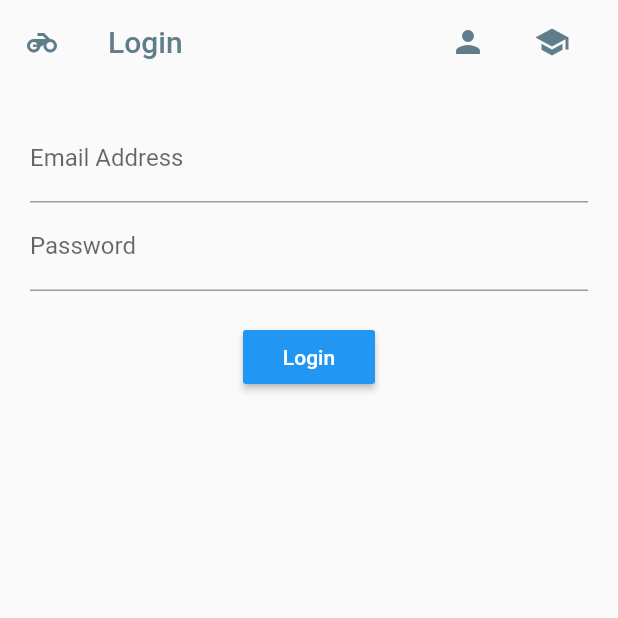
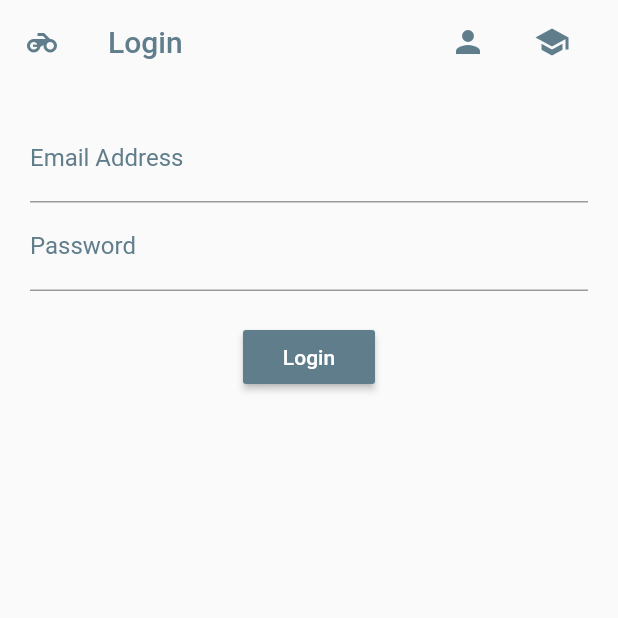
Before and after one commit to gbmahili/Flutter-Login-BLOC, a Flutter app: the screen it shows after launch, on a phone screen of 412 x 824 dp, the top half of it. Run offline on Flutter 3.47's test engine with Material 2 defaults, Android fonts, the phone set to English and light mode, and no system bars.

Commit message:
Added secureText and changed color of the input hints

```diff
--- a/lib/src/screens/login_screen.dart
+++ b/lib/src/screens/login_screen.dart
@@ -52,6 +52,7 @@ class LoginScreen extends StatelessWidget {
       decoration: new InputDecoration(
           hintText: 'you@email.com',
           labelText: 'Email Address',
+          labelStyle: TextStyle(color: black),
           hintStyle: TextStyle(color: black)),
     );
   }
@@ -60,9 +61,11 @@ class LoginScreen extends StatelessWidget {
     return new TextField(
       obscureText: true,
       decoration: new InputDecoration(
-          hintText: 'Password',
-          labelText: 'Password',
-          hintStyle: TextStyle(color: black)),
+        hintText: 'Password',
+        labelText: 'Password',
+        labelStyle: TextStyle(color: black),
+        hintStyle: TextStyle(color: black),
+      ),
     );
   }
 
@@ -72,7 +75,7 @@ class LoginScreen extends StatelessWidget {
         'Login',
         style: TextStyle(color: Colors.white),
       ),
-      color: Colors.blue,
+      color: black,
       onPressed: () {},
     );
   }
```
